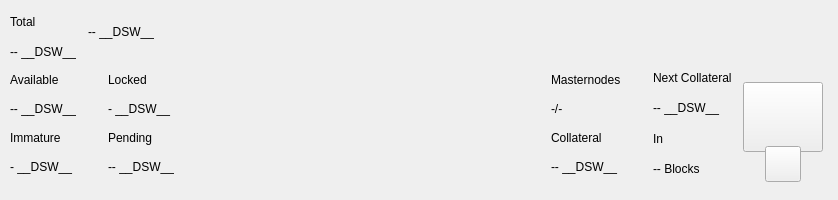
The window that src/qt/pivx/forms/topbar.ui (decenomy/DSW) describes before a commit, drawn with Qt 5.
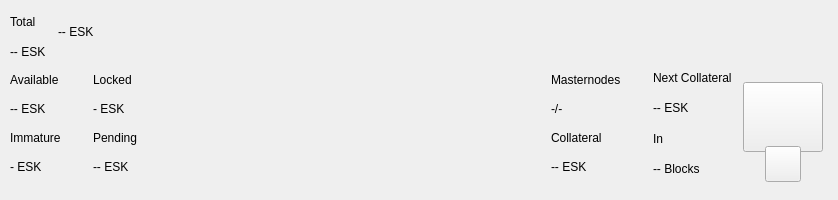
The same window after the commit. Custom widgets are drawn as their Qt base class.

What changed in the file:
```diff
--- a/src/qt/pivx/forms/topbar.ui
+++ b/src/qt/pivx/forms/topbar.ui
@@ -119,7 +119,7 @@
               <item>
                <widget class="QLabel" name="labelAmountPiv">
                 <property name="text">
-                 <string notr="true">-- __DSW__</string>
+                 <string notr="true">-- ESK</string>
                 </property>
                </widget>
               </item>
@@ -162,7 +162,7 @@
                  <string notr="true">padding:0px;margin:0px;</string>
                 </property>
                 <property name="text">
-                 <string notr="true">-- __DSW__</string>
+                 <string notr="true">-- ESK</string>
                 </property>
                </widget>
               </item>
@@ -456,7 +456,7 @@
                  <item>
                   <widget class="QLabel" name="labelAvailablePiv">
                    <property name="text">
-                    <string>-- __DSW__</string>
+                    <string>-- ESK</string>
                    </property>
                   </widget>
                  </item>
@@ -470,7 +470,7 @@
                  <item>
                   <widget class="QLabel" name="labelImmaturePiv">
                    <property name="text">
-                    <string notr="true">- __DSW__</string>
+                    <string notr="true">- ESK</string>
                    </property>
                   </widget>
                  </item>
@@ -491,7 +491,7 @@
                  <item>
                   <widget class="QLabel" name="labelLockedPiv">
                    <property name="text">
-                    <string>- __DSW__</string>
+                    <string>- ESK</string>
                    </property>
                   </widget>
                  </item>
@@ -505,7 +505,7 @@
                  <item>
                   <widget class="QLabel" name="labelPendingPiv">
                    <property name="text">
-                    <string notr="true">-- __DSW__</string>
+                    <string notr="true">-- ESK</string>
                    </property>
                   </widget>
                  </item>
@@ -567,7 +567,7 @@
              <item>
               <widget class="QLabel" name="labelCollateralPiv">
                <property name="text">
-                <string notr="true">-- __DSW__</string>
+                <string notr="true">-- ESK</string>
                </property>
               </widget>
              </item>
@@ -598,7 +598,7 @@
               <item>
                <widget class="QLabel" name="labelNextCollateralValue">
                 <property name="text">
-                 <string>-- __DSW__</string>
+                 <string>-- ESK</string>
                 </property>
                </widget>
               </item>
```
